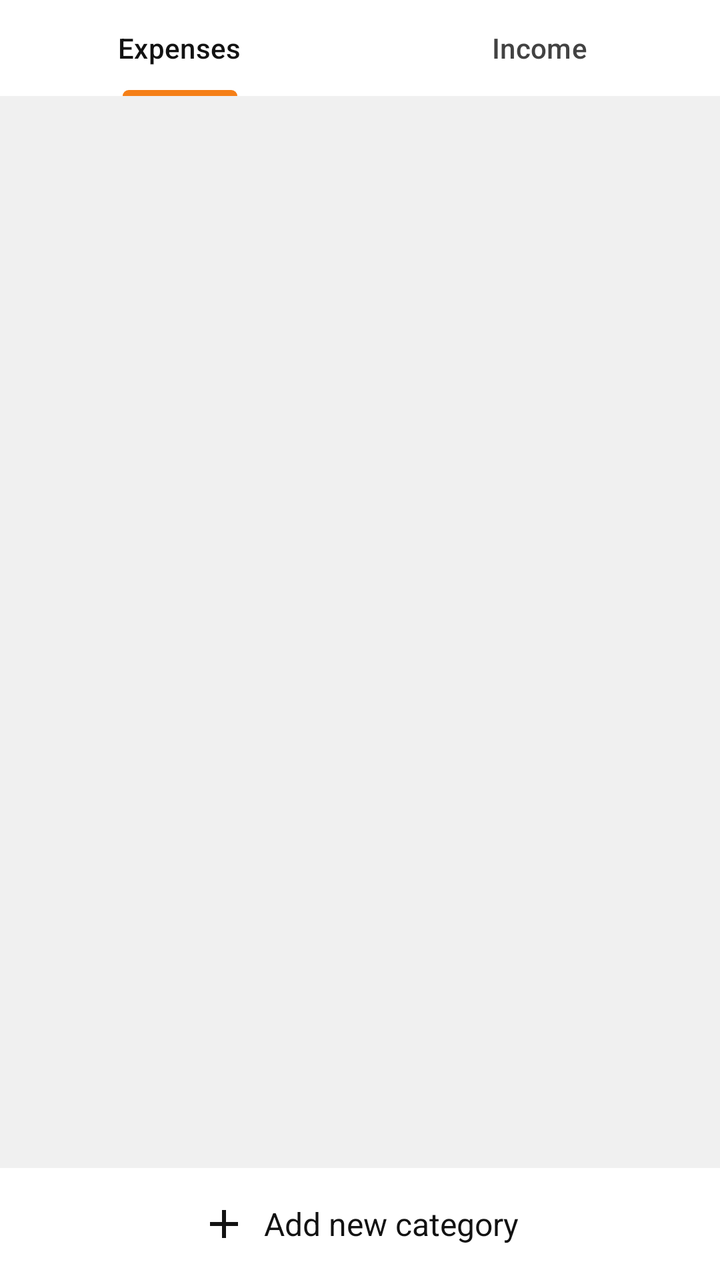
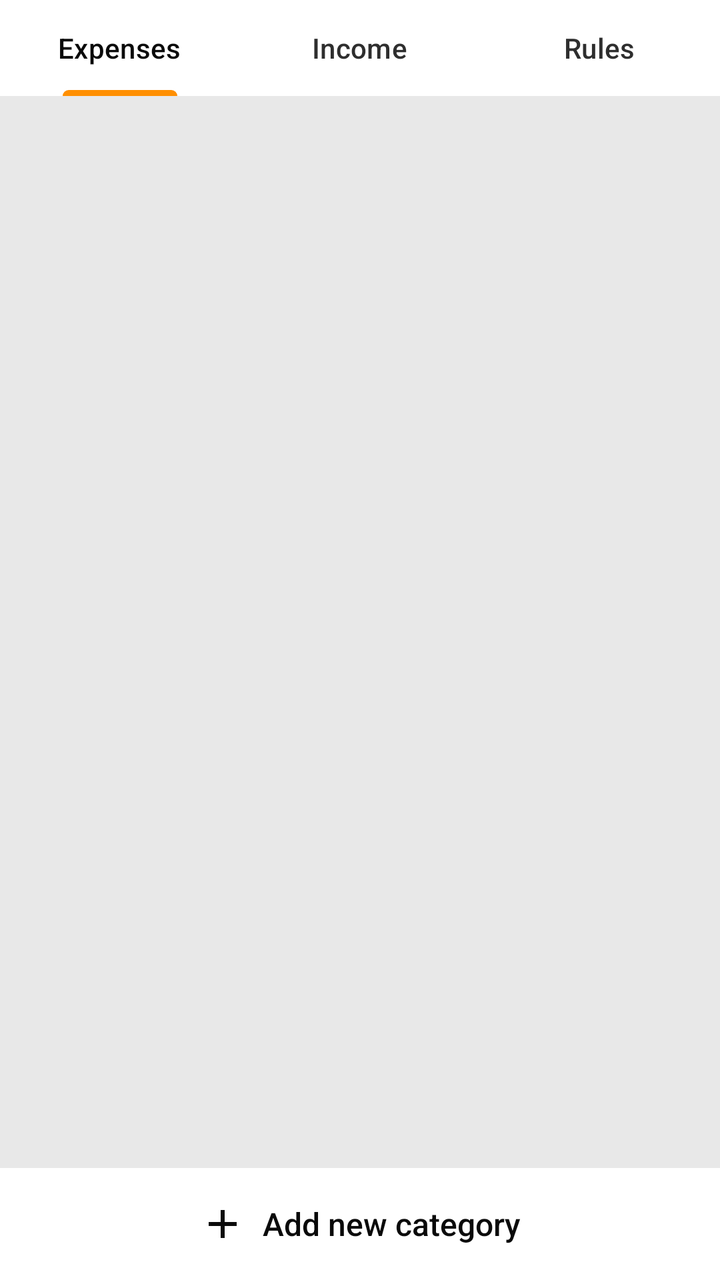

The first picture is an Android layout as it rendered before a commit; the second is the same layout after the commit. The layout source and the unified diff follow.
<!-- AndroidManifest.xml: application theme Theme.MoneyManager -->
<!-- res/layout/fragment_category_settings.xml -->
<?xml version="1.0" encoding="utf-8"?>
<LinearLayout xmlns:android="http://schemas.android.com/apk/res/android"
    xmlns:app="http://schemas.android.com/apk/res-auto"
    android:layout_width="match_parent"
    android:layout_height="match_parent"
    android:orientation="vertical"
    android:background="@color/background_gray">

    <com.google.android.material.tabs.TabLayout
        android:id="@+id/tabLayout"
        android:layout_width="match_parent"
        android:layout_height="wrap_content"
        app:tabIndicatorColor="@color/primary_yellow_dark"
        app:tabSelectedTextColor="@color/text_primary"
        app:tabTextColor="@color/text_secondary"
        android:background="@color/surface_white">

        <com.google.android.material.tabs.TabItem
            android:layout_width="wrap_content"
            android:layout_height="wrap_content"
            android:text="Expenses" />

        <com.google.android.material.tabs.TabItem
            android:layout_width="wrap_content"
            android:layout_height="wrap_content"
            android:text="Income" />
    </com.google.android.material.tabs.TabLayout>

    <androidx.recyclerview.widget.RecyclerView
        android:id="@+id/rv_categories"
        android:layout_width="match_parent"
        android:layout_height="0dp"
        android:layout_weight="1"
        android:scrollbars="vertical"
        android:paddingTop="8dp" />

    <LinearLayout
        android:id="@+id/btn_add_category"
        android:layout_width="match_parent"
        android:layout_height="wrap_content"
        android:gravity="center"
        android:padding="16dp"
        android:background="@color/surface_white"
        android:clickable="true"
        android:focusable="true"
        android:foreground="?attr/selectableItemBackground">

        <ImageView
            android:layout_width="wrap_content"
            android:layout_height="wrap_content"
            android:src="@drawable/ic_add"
            app:tint="@color/text_primary"
            android:contentDescription="@string/add_category" />

        <TextView
            android:layout_width="wrap_content"
            android:layout_height="wrap_content"
            android:text="@string/add_category"
            android:textColor="@color/text_primary"
            android:textSize="16sp"
            android:layout_marginStart="8dp"/>
    </LinearLayout>

</LinearLayout>
<!-- resources referenced by this layout -->
<resources>
  <color name="background_gray">#F0F0F0</color>
  <color name="primary_yellow_dark">#F57F17</color>
  <color name="surface_white">#FFFFFF</color>
  <color name="text_primary">#121212</color>
  <color name="text_secondary">#424242</color>
  <!-- drawable ic_add (drawable) -->
  <vector xmlns:android="http://schemas.android.com/apk/res/android"
      android:width="24dp"
      android:height="24dp"
      android:viewportWidth="24"
      android:viewportHeight="24"
      android:tint="?attr/colorControlNormal">
    <path
        android:fillColor="@android:color/white"
        android:pathData="M19,13h-6v6h-2v-6H5v-2h6V5h2v6h6v2z"/>
  </vector>
  <string name="add_category">Add new category</string>
  <style name="Theme.MoneyManager" parent="Base.Theme.MoneyManager" />
  <style name="Base.Theme.MoneyManager" parent="Theme.Material3.DayNight.NoActionBar">
          <item name="colorPrimary">@color/primary_yellow</item>
          <item name="colorPrimaryVariant">@color/primary_yellow_dark</item>
          <item name="colorOnPrimary">@color/text_primary</item>
          <item name="colorSecondary">@color/accent_blue</item>
          <item name="colorSecondaryVariant">@color/teal_700</item>
          <item name="colorOnSecondary">@color/white</item>
          <item name="android:statusBarColor">@color/primary_yellow_dark</item>
          <item name="android:navigationBarColor">@color/background_gray</item>
          <item name="android:windowBackground">@color/background_gray</item>
          <item name="colorSurface">@color/surface_white</item>
          <item name="colorOnSurface">@color/text_primary</item>
          <item name="android:textColorPrimary">@color/text_primary</item>
          <item name="android:textColorSecondary">@color/text_secondary</item>
      </style>
  <color name="primary_yellow">#F9A825</color>
  <color name="accent_blue">#0D47A1</color>
  <color name="teal_700">#00695C</color>
  <color name="white">#FFFFFFFF</color>
</resources>

<!-- the commit's change to res/layout/fragment_category_settings.xml (unified diff, before → after) -->
@@ -24,6 +24,11 @@
             android:layout_width="wrap_content"
             android:layout_height="wrap_content"
             android:text="Income" />
+
+        <com.google.android.material.tabs.TabItem
+            android:layout_width="wrap_content"
+            android:layout_height="wrap_content"
+            android:text="@string/category_rules_tab" />
     </com.google.android.material.tabs.TabLayout>
 
     <androidx.recyclerview.widget.RecyclerView
<!-- resource entries referenced after the edit -->
@@ -1,10 +1,10 @@
 <!-- resources referenced by this layout -->
 <resources>
-  <color name="background_gray">#F0F0F0</color>
-  <color name="primary_yellow_dark">#F57F17</color>
+  <color name="background_gray">#E8E8E8</color>
+  <color name="primary_yellow_dark">#FF8F00</color>
   <color name="surface_white">#FFFFFF</color>
-  <color name="text_primary">#121212</color>
-  <color name="text_secondary">#424242</color>
+  <color name="text_primary">#0A0A0A</color>
+  <color name="text_secondary">#2E2E2E</color>
   <!-- drawable ic_add (drawable) -->
   <vector xmlns:android="http://schemas.android.com/apk/res/android"
       android:width="24dp"
@@ -17,6 +17,7 @@
         android:pathData="M19,13h-6v6h-2v-6H5v-2h6V5h2v6h6v2z"/>
   </vector>
   <string name="add_category">Add new category</string>
+  <string name="category_rules_tab">Rules</string>
   <style name="Theme.MoneyManager" parent="Base.Theme.MoneyManager" />
   <style name="Base.Theme.MoneyManager" parent="Theme.Material3.DayNight.NoActionBar">
           <item name="colorPrimary">@color/primary_yellow</item>
@@ -32,10 +33,26 @@
           <item name="colorOnSurface">@color/text_primary</item>
           <item name="android:textColorPrimary">@color/text_primary</item>
           <item name="android:textColorSecondary">@color/text_secondary</item>
+          <item name="android:textColorHint">@color/text_secondary</item>
+          <item name="android:fontFamily">sans-serif-medium</item>
+          <item name="materialButtonStyle">@style/Widget.Jaruri.Button</item>
+          <item name="borderlessButtonStyle">@style/Widget.Jaruri.Button.Text</item>
+          <item name="dividerHorizontal">@color/hairline</item>
+          <item name="dividerVertical">@color/hairline</item>
       </style>
-  <color name="primary_yellow">#F9A825</color>
-  <color name="accent_blue">#0D47A1</color>
+  <color name="primary_yellow">#FFB300</color>
+  <color name="accent_blue">#0B3D91</color>
   <color name="teal_700">#00695C</color>
   <color name="white">#FFFFFFFF</color>
+  <style name="Widget.Jaruri.Button" parent="Widget.Material3.Button">
+          <item name="android:textAllCaps">false</item>
+          <item name="android:letterSpacing">0.01</item>
+          <item name="cornerRadius">6dp</item>
+      </style>
+  <style name="Widget.Jaruri.Button.Text" parent="Widget.Material3.Button.TextButton">
+          <item name="android:textAllCaps">false</item>
+          <item name="android:letterSpacing">0.01</item>
+      </style>
+  <color name="hairline">#757575</color>
 </resources>
 
